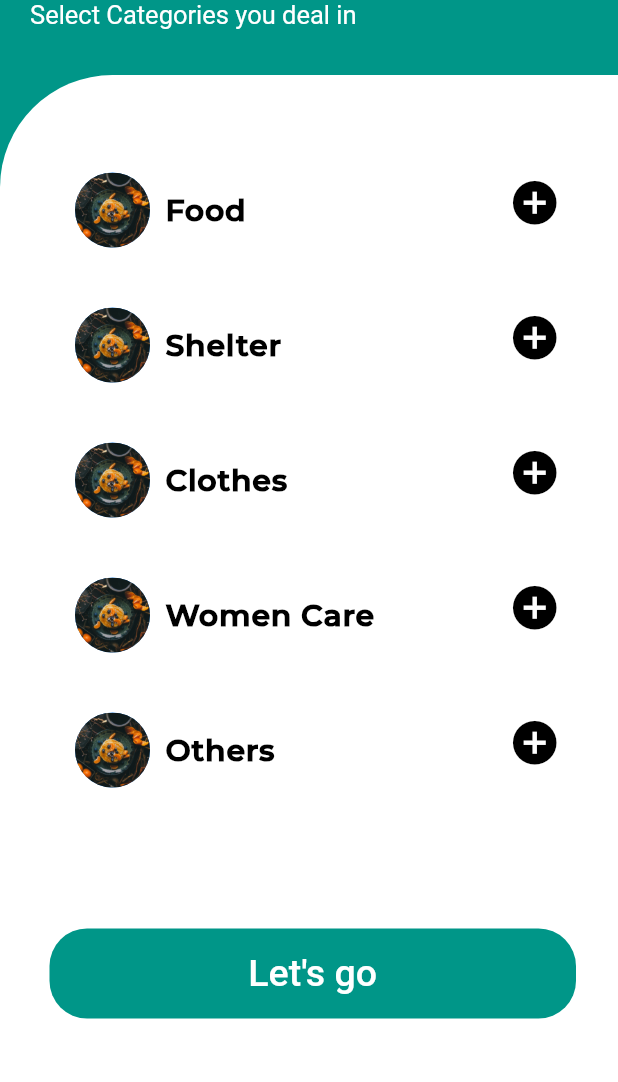
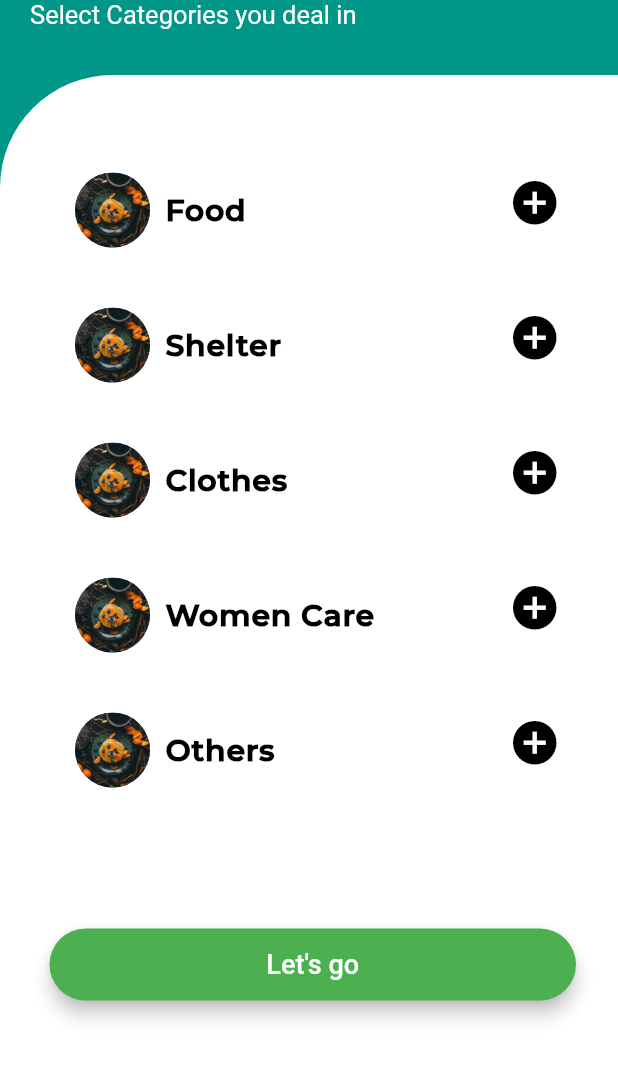
Before and after one commit to dhruvgoyal12/NgoApp, a Flutter app: the Categories screen opened directly, on a phone screen of 412 x 824 dp, the part 126-1208 px from its top. Run offline on Flutter 3.47's test engine with Material 2 defaults, Android fonts, the phone set to English and light mode, and no system bars; our stand-ins replace animated_text_kit, cloud_firestore, firebase_auth, modal_progress_hud, page_transition; accounts and stored records are empty.

Commit message:
let's go button changed

```diff
--- a/lib/categories.dart
+++ b/lib/categories.dart
@@ -1,6 +1,7 @@
 import 'package:flutter/cupertino.dart';
 import 'package:flutter/material.dart';
 import 'package:modal_progress_hud/modal_progress_hud.dart';
+import 'package:ngo/Roundedbutton.dart';
 import 'package:page_transition/page_transition.dart';
 import 'alertUser.dart';
 import 'package:firebase_auth/firebase_auth.dart';
@@ -238,14 +239,15 @@ class _CategoriesState extends State<Categories> {
                     Padding(
                       padding:
                           const EdgeInsets.only(bottom: 8, left: 8, right: 8),
-                      child: Container(
-                        child: GestureDetector(
-                          onTap: () {
+                      child: RoundedButton(
+                        onPressed: () async {
                           setState(() {
                             showSpinner = true;
                           });
+
                           if (select()) {
-                              _firestore.collection('categories').add({
+                            try {
+                              await _firestore.collection('categories').add({
                                 'Food': Tapped[0],
                                 'Clothes': Tapped[2],
                                 'Shelter': Tapped[1],
@@ -262,6 +264,24 @@ class _CategoriesState extends State<Categories> {
                                       child: tab(
                                         loggedinUser: loggedinUser,
                                       )));
+                              setState(() {
+                                showSpinner = false;
+                              });
+                            } catch (e) {
+                              var alertDialog = AlertUser(
+                                title: 'Sorry',
+                                content: 'An Error occured. Try again',
+                                btnText: 'Back',
+                              );
+                              showDialog(
+                                  context: (context),
+                                  builder: (context) {
+                                    return alertDialog;
+                                  });
+                              setState(() {
+                                showSpinner = false;
+                              });
+                            }
                           } else {
                             var alertDialog = AlertUser(
                               title: 'None Selected',
@@ -278,30 +298,7 @@ class _CategoriesState extends State<Categories> {
                             showSpinner = false;
                           });
                         },
-                          child: Column(
-                            crossAxisAlignment: CrossAxisAlignment.center,
-                            mainAxisAlignment: MainAxisAlignment.center,
-                            children: <Widget>[
-                              Text(
-                                "Let's go",
-                                style: TextStyle(
-                                  fontWeight: FontWeight.w500,
-                                  color: Colors.white,
-                                  fontSize: 25,
-                                ),
-                                textAlign: TextAlign.center,
-                              ),
-                            ],
-                          ),
-                        ),
-                        height: 60,
-                        decoration: BoxDecoration(
-                            color: Colors.teal,
-                            borderRadius: BorderRadius.only(
-                                bottomLeft: Radius.circular(25),
-                                topLeft: Radius.circular(25),
-                                topRight: Radius.circular(25),
-                                bottomRight: Radius.circular(25))),
+                        text: "Let's go",
                       ),
                     ),
                   ],
@@ -362,3 +359,69 @@ class Category extends StatelessWidget {
     );
   }
 }
+
+//Container(
+//child: GestureDetector(
+//onTap: () {
+//setState(() {
+//showSpinner = true;
+//});
+//if (select()) {
+//_firestore.collection('categories').add({
+//'Food': Tapped[0],
+//'Clothes': Tapped[2],
+//'Shelter': Tapped[1],
+//'Women Care': Tapped[3],
+//'Others': Tapped[4],
+//'sender': loggedinUser.email,
+//'initialized': true
+//});
+//
+//Navigator.pushReplacement(
+//context,
+//PageTransition(
+//type: PageTransitionType.rightToLeft,
+//child: tab(
+//loggedinUser: loggedinUser,
+//)));
+//} else {
+//var alertDialog = AlertUser(
+//title: 'None Selected',
+//content: 'You must select atleast one category',
+//btnText: 'Back',
+//);
+//showDialog(
+//context: (context),
+//builder: (context) {
+//return alertDialog;
+//});
+//}
+//setState(() {
+//showSpinner = false;
+//});
+//},
+//child: Column(
+//crossAxisAlignment: CrossAxisAlignment.center,
+//mainAxisAlignment: MainAxisAlignment.center,
+//children: <Widget>[
+//Text(
+//"Let's go",
+//style: TextStyle(
+//fontWeight: FontWeight.w500,
+//color: Colors.white,
+//fontSize: 25,
+//),
+//textAlign: TextAlign.center,
+//),
+//],
+//),
+//),
+//height: 60,
+//decoration: BoxDecoration(
+//color: Colors.teal,
+//borderRadius: BorderRadius.only(
+//bottomLeft: Radius.circular(25),
+//topLeft: Radius.circular(25),
+//topRight: Radius.circular(25),
+//bottomRight: Radius.circular(25))),
+//)
--- a/lib/welcome_screen.dart
+++ b/lib/welcome_screen.dart
@@ -1,5 +1,6 @@
 import 'package:flutter/material.dart';
 import 'package:ngo/Roundedbutton.dart';
+import 'package:ngo/categories.dart';
 import 'package:ngo/main.dart';
 import 'package:ngo/rounded_button.dart';
 import 'authentication.dart';
```
Also changed, not shown: lib/categories2.dart (+21 -28 lines). Lines whose indentation alone changed are shown as unchanged.
